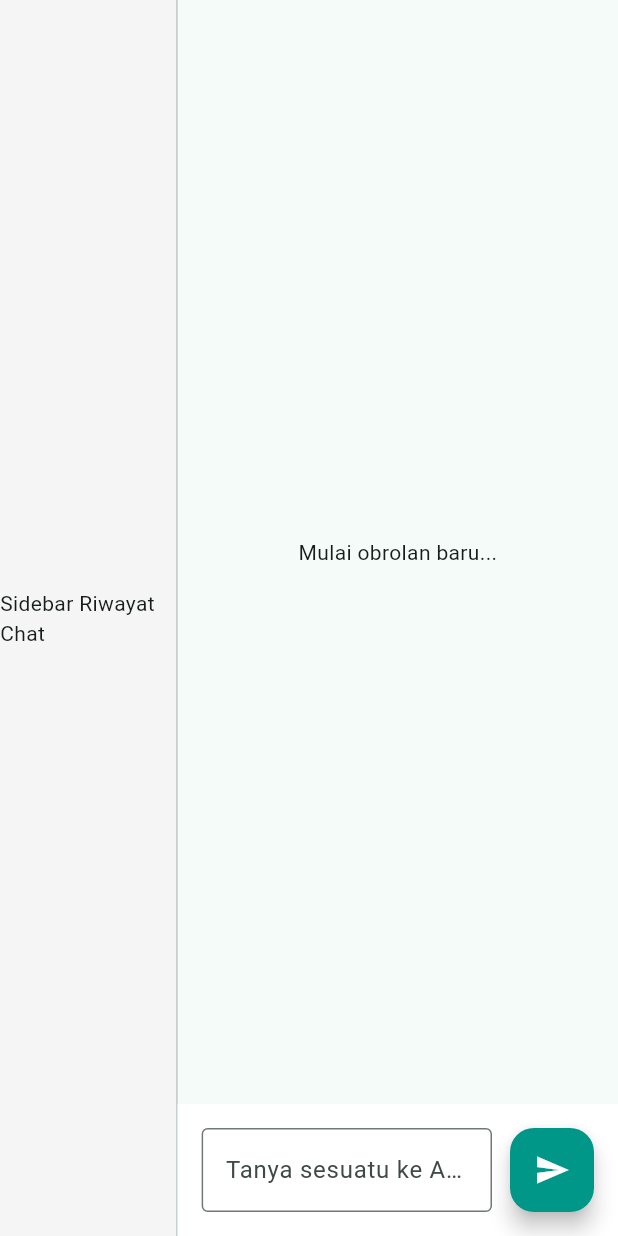
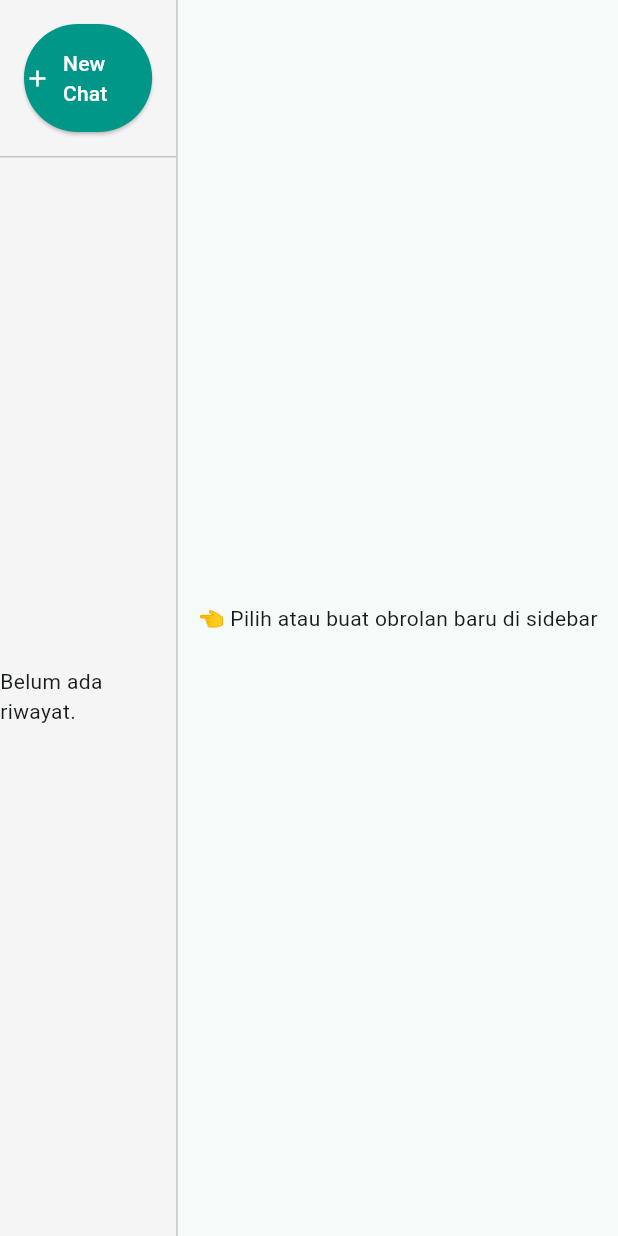
Before and after one commit to Mahdanaa/Local_Mind, a Flutter app: the screen it shows after launch, on a phone screen of 412 x 824 dp. Run offline on Flutter 3.47's test engine with Material 3 defaults, Android fonts, the phone set to English and light mode, and no system bars; our stand-ins replace flutter_bloc, flutter_markdown, sqflite_common_ffi; accounts and stored records are empty.

Commit message:
feat: complete UI integration with sidebar and multi-session support

```diff
--- a/lib/business_logic/chat_bloc/chat_event.dart
+++ b/lib/business_logic/chat_bloc/chat_event.dart
@@ -15,3 +15,9 @@ class SendMessageEvent extends ChatEvent {
 
 // Saat user menekan tombol "Stop"
 class StopGenerationEvent extends ChatEvent {}
+
+// Perintah untuk memuat riwayat obrolan dari sesi tertentu
+class LoadChatHistory extends ChatEvent {
+  final String sessionId;
+  LoadChatHistory(this.sessionId);
+}
--- a/lib/presentation/screens/home_chat_screen.dart
+++ b/lib/presentation/screens/home_chat_screen.dart
@@ -4,6 +4,7 @@ import '../../business_logic/chat_bloc/chat_bloc.dart';
 import '../../business_logic/chat_bloc/chat_event.dart';
 import '../../business_logic/chat_bloc/chat_state.dart';
 import '../widgets/chat_bubble.dart';
+import '../widgets/sidebar_history.dart'; // Import Sidebar yang baru dibuat
 
 class HomeChatScreen extends StatefulWidget {
   const HomeChatScreen({super.key});
@@ -14,48 +15,68 @@ class HomeChatScreen extends StatefulWidget {
 
 class _HomeChatScreenState extends State<HomeChatScreen> {
   final TextEditingController _textController = TextEditingController();
-  // Untuk MVP, kita hardcode model dan ID sesi-nya dulu biar gampang tes
   final String _currentModel = 'qwen2.5:0.5b';
-  final String _currentSessionId = 'sesi-tes-123';
+
+  // Sekarang ID Sesi bisa berubah-ubah, jadi kita pakai null di awal
+  String? _currentSessionId;
 
   @override
   Widget build(BuildContext context) {
     return Scaffold(
       body: Row(
         children: [
-          // KIRI: Sidebar (Sementara masih kosong)
+          // ==========================
+          // KIRI: Sidebar Resepsionis
+          // ==========================
           Expanded(
             flex: 2,
             child: Container(
               color: Colors.grey[100],
-              child: const Center(child: Text('Sidebar Riwayat Chat')),
+              child: SidebarHistory(
+                onSessionSelected: (String sessionId) {
+                  setState(() {
+                    _currentSessionId = sessionId; // Update meja aktif
+                  });
+                  // Suruh manajer ambil riwayat chat di meja ini
+                  context.read<ChatBloc>().add(LoadChatHistory(sessionId));
+                },
+              ),
             ),
           ),
 
           const VerticalDivider(width: 1, thickness: 1),
 
+          // ==========================
           // KANAN: Chat Area
+          // ==========================
           Expanded(
             flex: 5,
-            child: Column(
+            // Kalau belum milih room chat, sembunyikan area chat-nya
+            child: _currentSessionId == null
+                ? const Center(
+                    child: Text('👈 Pilih atau buat obrolan baru di sidebar'),
+                  )
+                : Column(
                     children: [
                       // 1. AREA TAMPILAN BALON CHAT
                       Expanded(
                         child: BlocBuilder<ChatBloc, ChatState>(
                           builder: (context, state) {
-                      // 1. Susun piring-piring berisi pesan lama dari SQLite
-                      List<Widget> chatBubbles = state.messages.map<Widget>((
-                        msg,
-                      ) {
+                            List<Widget> chatBubbles = state.messages
+                                .map<Widget>((msg) {
                                   return ChatBubble(
                                     text: msg.content,
                                     isUser: msg.isUser,
                                   );
-                      }).toList();
-                      // 2. Tambahkan animasi loading, teks yang sedang diketik, atau error
+                                })
+                                .toList();
+
                             if (state is ChatStreaming) {
                               chatBubbles.add(
-                          ChatBubble(text: state.textSoFar, isUser: false),
+                                ChatBubble(
+                                  text: state.textSoFar,
+                                  isUser: false,
+                                ),
                               );
                             } else if (state is ChatLoading) {
                               chatBubbles.add(
@@ -70,21 +91,19 @@ class _HomeChatScreenState extends State<HomeChatScreen> {
                             } else if (state is ChatError) {
                               chatBubbles.add(
                                 Center(
-                            child: Padding(
-                              padding: const EdgeInsets.all(8.0),
                                   child: Text(
                                     'Error: ${state.errorMessage}',
                                     style: const TextStyle(color: Colors.red),
                                   ),
                                 ),
-                          ),
                               );
                             }
 
-                      // 3. Tampilkan mejanya
                             if (chatBubbles.isEmpty) {
                               return const Center(
-                          child: Text('Mulai obrolan baru...'),
+                                child: Text(
+                                  'Meja bersih. Silakan mulai ngobrol!',
+                                ),
                               );
                             }
 
@@ -109,15 +128,17 @@ class _HomeChatScreenState extends State<HomeChatScreen> {
                                   hintText: 'Tanya sesuatu ke AI lokal...',
                                   border: OutlineInputBorder(),
                                 ),
-                          onSubmitted: (val) =>
-                              _sendMessage(), // Kirim pakai Enter
+                                onSubmitted: (val) => _sendMessage(),
                               ),
                             ),
                             const SizedBox(width: 12),
                             FloatingActionButton(
                               onPressed: _sendMessage,
                               backgroundColor: Colors.teal,
-                        child: const Icon(Icons.send, color: Colors.white),
+                              child: const Icon(
+                                Icons.send,
+                                color: Colors.white,
+                              ),
                             ),
                           ],
                         ),
@@ -131,14 +152,15 @@ class _HomeChatScreenState extends State<HomeChatScreen> {
   }
 
   void _sendMessage() {
-    if (_textController.text.trim().isEmpty) return;
+    if (_textController.text.trim().isEmpty || _currentSessionId == null)
+      return;
 
-    // Kirim pesanan ke Manajer (ChatBloc)
     context.read<ChatBloc>().add(
       SendMessageEvent(
         text: _textController.text,
-        modelName: _currentModel, // Pastikan model ini sudah kamu 'ollama run'
-        sessionId: _currentSessionId,
+        modelName: _currentModel,
+        sessionId:
+            _currentSessionId!, // Pakai tanda ! karena kita yakin tidak null
       ),
     );
 
--- /dev/null
+++ b/lib/presentation/widgets/sidebar_history.dart
@@ -0,0 +1,82 @@
+import 'package:flutter/material.dart';
+import 'package:flutter_bloc/flutter_bloc.dart';
+import '../../business_logic/session_bloc/session_bloc.dart';
+import '../../business_logic/session_bloc/session_event.dart';
+import '../../business_logic/session_bloc/session_state.dart';
+
+class SidebarHistory extends StatelessWidget {
+  final Function(String) onSessionSelected; // Fungsi saat history di-klik
+
+  const SidebarHistory({super.key, required this.onSessionSelected});
+
+  @override
+  Widget build(BuildContext context) {
+    return Column(
+      children: [
+        // 1. Tombol Bikin Chat Baru
+        Container(
+          padding: const EdgeInsets.all(16),
+          width: double.infinity,
+          child: ElevatedButton.icon(
+            onPressed: () {
+              // Menyuruh resepsionis bikin sesi baru di database
+              context.read<SessionBloc>().add(
+                CreateNewSession(
+                  title: 'Obrolan Baru',
+                  systemPrompt: 'Kamu adalah asisten AI yang pintar.',
+                ),
+              );
+            },
+            icon: const Icon(Icons.add),
+            label: const Text('New Chat'),
+            style: ElevatedButton.styleFrom(
+              backgroundColor: Colors.teal,
+              foregroundColor: Colors.white,
+              padding: const EdgeInsets.symmetric(vertical: 16),
+            ),
+          ),
+        ),
+
+        const Divider(height: 1),
+
+        // 2. Daftar Riwayat Chat (Buku Tamu)
+        Expanded(
+          child: BlocBuilder<SessionBloc, SessionState>(
+            builder: (context, state) {
+              if (state is SessionLoading) {
+                return const Center(child: CircularProgressIndicator());
+              } else if (state is SessionLoaded) {
+                if (state.sessions.isEmpty) {
+                  return const Center(child: Text('Belum ada riwayat.'));
+                }
+
+                // Menampilkan daftar sesi dari yang terbaru
+                return ListView.builder(
+                  itemCount: state.sessions.length,
+                  itemBuilder: (context, index) {
+                    final session = state.sessions[index];
+                    return ListTile(
+                      leading: const Icon(Icons.chat_bubble_outline),
+                      title: Text(
+                        session.title,
+                        maxLines: 1,
+                        overflow: TextOverflow.ellipsis,
+                      ),
+                      onTap: () => onSessionSelected(
+                        session.id,
+                      ), // Lapor ke layar utama!
+                    );
+                  },
+                );
+              } else if (state is SessionError) {
+                return Center(child: Text('Error: ${state.message}'));
+              }
+
+              return const SizedBox();
+            },
+          ),
+        ),
+      ],
+    );
+  }
+}
```
Also changed, not shown: lib/business_logic/chat_bloc/chat_bloc.dart (+11 -0 lines). Lines whose indentation alone changed are shown as unchanged.
